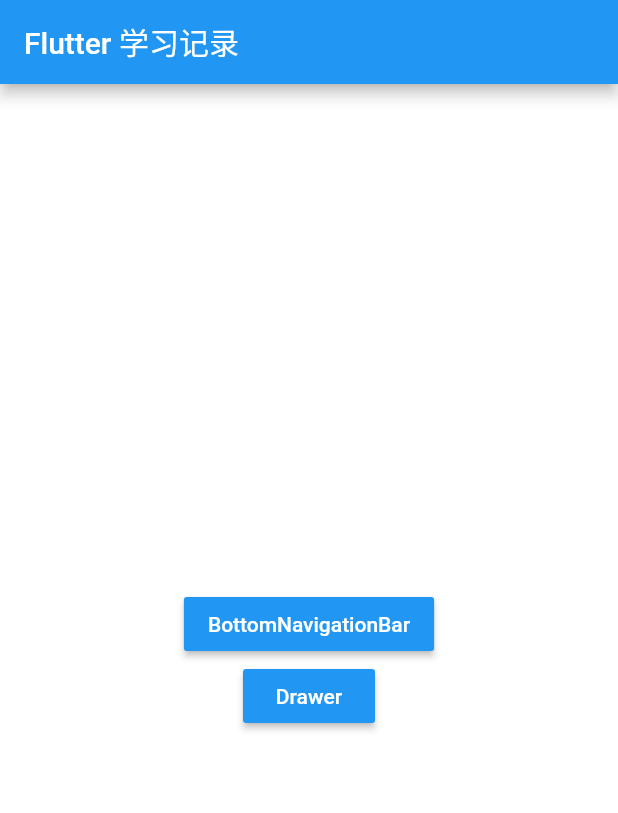
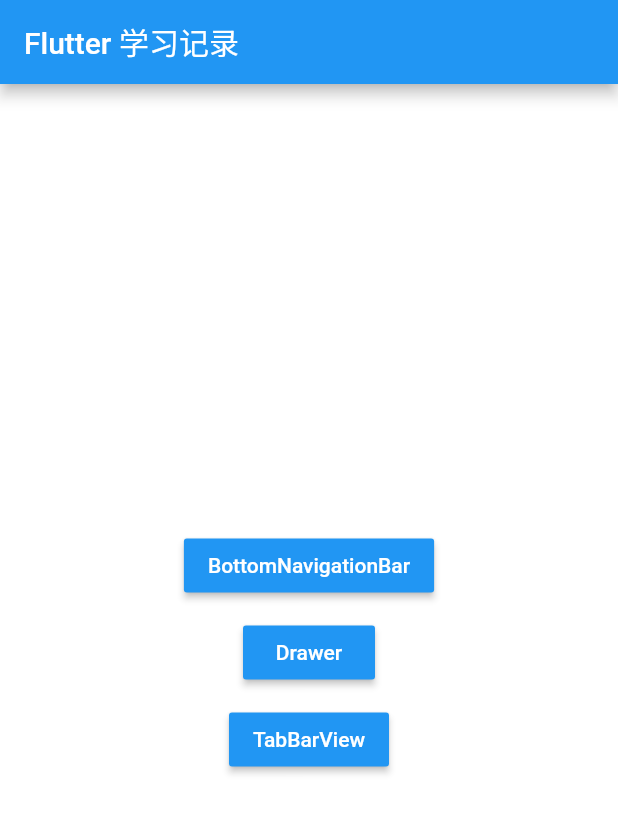
Before and after one commit to CcSimple/FlutterDemo, a Flutter app: the screen it shows after launch, on a phone screen of 412 x 824 dp. Shown: the top 813 px of the screen. Run offline on Flutter 3.47's test engine with Material 2 defaults, Android fonts, the phone set to English and light mode, and no system bars.

Commit message:
新增TabBarView例子

```diff
--- a/lib/pages/home.dart
+++ b/lib/pages/home.dart
@@ -2,6 +2,7 @@ import 'package:flutter/material.dart';
 
 class HomePage extends StatefulWidget {
   HomePage({Key key, this.title}) : super(key: key);
+
   // 应用的主页
   // final 标示 , 在构建方法中使用
   final String title;
@@ -11,13 +12,6 @@ class HomePage extends StatefulWidget {
 }
 
 class _HomePageState extends State<HomePage> {
-
-  void _frame1() {
-    Navigator.pushNamed(context, '/frame1');
-  }
-  void _frame2() {
-    Navigator.pushNamed(context, '/frame2');
-  }
   @override
   Widget build(BuildContext context) {
     // 每次调用setState 都会运行
@@ -36,7 +30,9 @@ class _HomePageState extends State<HomePage> {
           mainAxisAlignment: MainAxisAlignment.center,
           // Column布局 的子布局 数组
           children: <Widget>[
-            new RaisedButton(
+            new Padding(
+                padding: const EdgeInsets.only(bottom: 10.0),
+                child: new RaisedButton(
                     child: new Text(
                       'BottomNavigationBar',
                     ),
@@ -50,8 +46,12 @@ class _HomePageState extends State<HomePage> {
                     textColor: Colors.white,
                     // 不可用时文本颜色
 //              disabledTextColor: Colors.black54,
-                onPressed: _frame1
-            ),new RaisedButton(
+                    onPressed: (){
+                      Navigator.pushNamed(context, '/frame1');
+                    })),
+            new Padding(
+                padding: const EdgeInsets.only(bottom: 10.0),
+                child: new RaisedButton(
                     child: new Text(
                       'Drawer',
                     ),
@@ -61,13 +61,28 @@ class _HomePageState extends State<HomePage> {
                     highlightColor: Colors.blueAccent,
                     // 正常情况文本颜色
                     textColor: Colors.white,
-                onPressed: _frame2
+                    onPressed: (){
+                      Navigator.pushNamed(context, '/frame2');
+                    })),
+            new Padding(
+                padding: const EdgeInsets.only(bottom: 10.0),
+                child: new RaisedButton(
+                    child: new Text(
+                      'TabBarView',
                     ),
+                    // 默认颜色
+                    color: Colors.blue,
+                    // 按下时的颜色
+                    highlightColor: Colors.blueAccent,
+                    // 正常情况文本颜色
+                    textColor: Colors.white,
+                    onPressed: (){
+                      Navigator.pushNamed(context, '/frame3');
+                    })),
           ],
         ),
       ),
       backgroundColor: Colors.white,
     );
   }
-
 }
```
Lines whose indentation alone changed are shown as unchanged.
